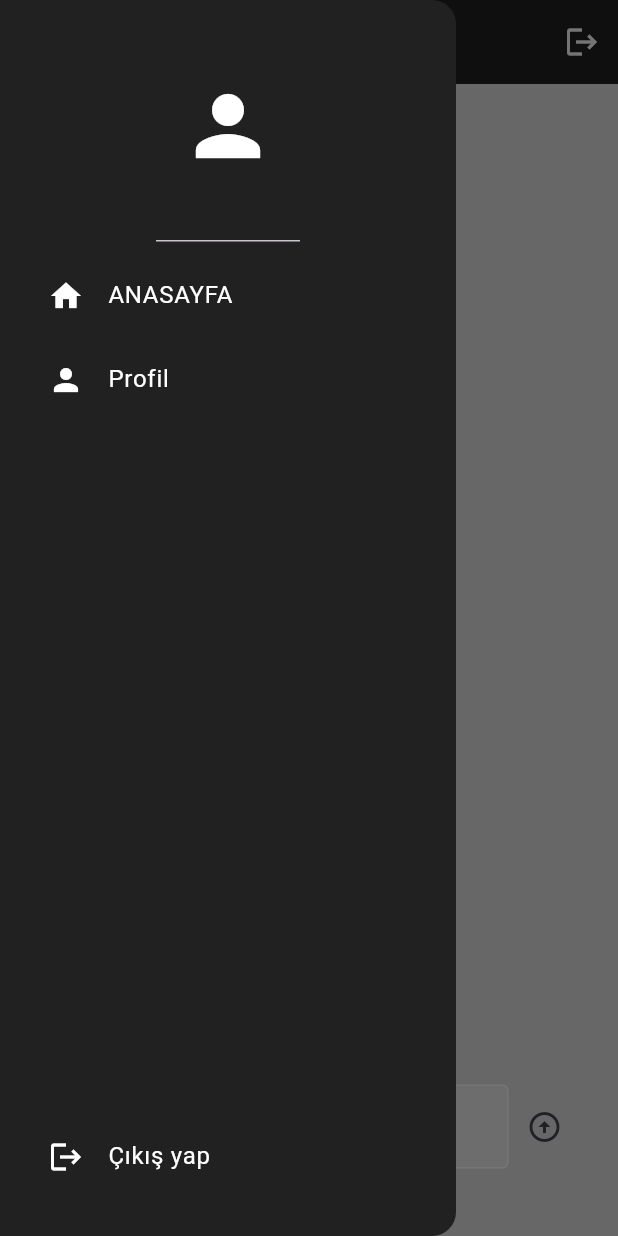
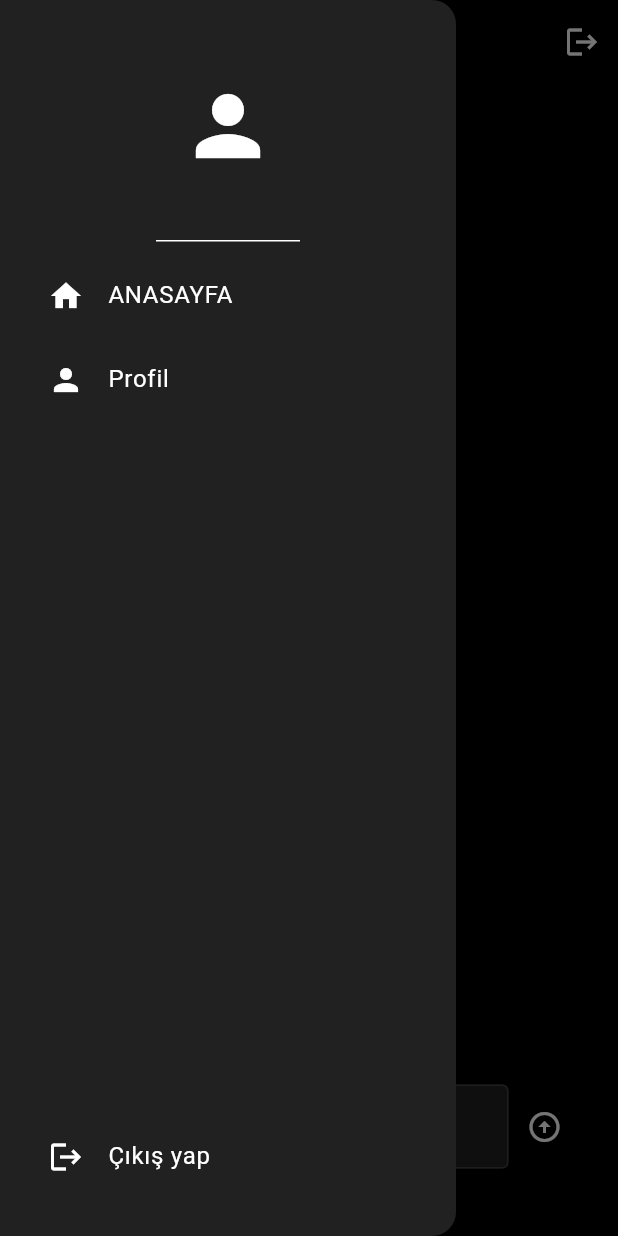
Before and after one commit to gorkembayraktar/basic_social_media_app, a Flutter app: the screen it shows once a user with an empty profile is signed in, with the side drawer open, on a phone screen of 412 x 824 dp. Run offline on Flutter 3.47's test engine with Material 3 defaults, Android fonts, the light colour scheme and no system bars; our stand-ins replace animate_do, cloud_firestore, firebase_auth, firebase_core; accounts and stored records are empty; network calls fail.

Commit message:
koyu tema, açık tema eklendi

```diff
--- a/lib/componets/comments.dart
+++ b/lib/componets/comments.dart
@@ -15,7 +15,7 @@ class _CommentState extends State<Comment> {
   Widget build(BuildContext context) {
     return Container(
       decoration: BoxDecoration(
-        color: Colors.grey[300],
+        color:Theme.of(context).colorScheme.secondary,
         borderRadius: BorderRadius.circular(4)
       ),
       margin: EdgeInsets.only(bottom: 5),
--- a/lib/componets/text_box.dart
+++ b/lib/componets/text_box.dart
@@ -10,7 +10,7 @@ class MyTextBox extends StatelessWidget {
   Widget build(BuildContext context) {
     return Container(
       decoration: BoxDecoration(
-        color: Colors.grey[200],
+        color: Theme.of(context).colorScheme.primary,
         borderRadius: BorderRadius.circular(8)
       ),
       padding: EdgeInsets.only(
--- a/lib/componets/text_field.dart
+++ b/lib/componets/text_field.dart
@@ -16,13 +16,13 @@ class MyTextField extends StatelessWidget {
       controller: controller,
       obscureText: obscureText,
       decoration: InputDecoration(
-        enabledBorder: const OutlineInputBorder(
-          borderSide: BorderSide(color: Colors.white)
+        enabledBorder:  OutlineInputBorder(
+          borderSide: BorderSide(color: Theme.of(context).colorScheme.secondary)
         ),
-        focusedBorder: const OutlineInputBorder(
-            borderSide: BorderSide(color: Colors.white)
+        focusedBorder: OutlineInputBorder(
+            borderSide: BorderSide(color: Theme.of(context).colorScheme.secondary)
         ),
-        fillColor: Colors.grey.shade200,
+        fillColor: Theme.of(context).colorScheme.primary,
         filled: true,
         hintText: hintText,
         hintStyle: TextStyle(color: Colors.grey[500])
--- a/lib/componets/wall_post.dart
+++ b/lib/componets/wall_post.dart
@@ -30,6 +30,7 @@ class _WallPostState extends State<WallPost> {
   final currentUser = FirebaseAuth.instance.currentUser!;
   bool isLiked = false;
   final commentTextController = TextEditingController();
+  int commentCount = 0;
 
   @override
   void initState() {
@@ -100,7 +101,9 @@ class _WallPostState extends State<WallPost> {
   Widget build(BuildContext context) {
     return Container(
       decoration: BoxDecoration(
-          color: Colors.grey[200], borderRadius: BorderRadius.circular(8)),
+          color: Theme.of(context).colorScheme.primary,
+          borderRadius: BorderRadius.circular(8)
+      ),
       margin: EdgeInsets.only(top: 25, left: 25, right: 25),
       padding: EdgeInsets.all(25),
       child: Column(
@@ -154,7 +157,7 @@ class _WallPostState extends State<WallPost> {
                   SizedBox(
                     height: 5,
                   ),
-                  Text("0")
+                  Text(commentCount.toString())
                 ],
               ),
 
@@ -169,6 +172,10 @@ class _WallPostState extends State<WallPost> {
                     child: CircularProgressIndicator(),
                   );
                 }
+
+                commentCount = snapshot.data!.docs.length;
+
+
                 return ListView(
                   shrinkWrap: true,
                   physics: const NeverScrollableScrollPhysics(),
--- a/lib/main.dart
+++ b/lib/main.dart
@@ -1,8 +1,7 @@
-import 'package:firebase_core/firebase_core.dart';
 import 'package:flutter/material.dart';
 import 'package:minimal_social_media_app/auth/auth.dart';
-import 'package:minimal_social_media_app/auth/login_or_register.dart';
-import 'package:minimal_social_media_app/firebase_options.dart';
+import 'package:minimal_social_media_app/theme/dark_theme.dart';
+import 'package:minimal_social_media_app/theme/light_theme.dart';
 
 
 void main()  async {
@@ -13,13 +12,14 @@ void main()  async {
 class MyApp extends StatelessWidget {
   const MyApp({super.key});
 
-  // This widget is the root of your application.
   @override
   Widget build(BuildContext context) {
-    return const MaterialApp(
+    return MaterialApp(
       debugShowCheckedModeBanner: false,
-      title: 'ZAK',
-      home: AuthPage(),
+      theme: lightTheme,
+      themeMode: ThemeMode.dark,
+      darkTheme: darkTheme,
+      home: const AuthPage(),
     );
   }
 }
--- a/lib/screens/HomePage.dart
+++ b/lib/screens/HomePage.dart
@@ -48,16 +48,15 @@ class _HomePageState extends State<HomePage> {
   @override
   Widget build(BuildContext context) {
     return Scaffold(
-      backgroundColor: Colors.grey[300],
+      backgroundColor: Theme.of(context).colorScheme.background,
       drawer: MyDrawer(
         onProfileTap: gotoProfilePage,
         onSignoutTap: logout,
       ),
       appBar: AppBar(
         centerTitle: true,
-        foregroundColor: Colors.white,
-        title: Text('ZAK'),
-        backgroundColor: Colors.grey[900],
+
+        title: Text(STRINGS.APP_NAME),
         actions: [
           IconButton(
             onPressed: signOut,
@@ -113,7 +112,7 @@ class _HomePageState extends State<HomePage> {
               ),
             ),
 
-            Text("giriş yapan : ${currentUser!.email!}")
+            Text("giriş yapan : ${currentUser!.email!}", style: TextStyle(color: Colors.grey),)
           ],
         ),
       ),
--- a/lib/screens/ProfilePage.dart
+++ b/lib/screens/ProfilePage.dart
@@ -63,8 +63,6 @@ class _ProfilePageState extends State<ProfilePage> {
   Widget build(BuildContext context) {
     return Scaffold(
       appBar: AppBar(
-        backgroundColor: Colors.grey[900],
-        foregroundColor: Colors.white,
         title: Text('Profil Sayfası'),
       ),
       body: StreamBuilder<DocumentSnapshot>(
--- a/lib/string_constants.dart
+++ b/lib/string_constants.dart
@@ -1,4 +1,7 @@
 class STRINGS{
+  static final APP_NAME = 'ZAK';
+
+
   static final CollectionUsers = 'Users';
   static final CollectionPostsName = 'User Posts';
   static final CollectionPostComments = 'Comments';
--- /dev/null
+++ b/lib/theme/dark_theme.dart
@@ -0,0 +1,16 @@
+
+
+import 'package:flutter/material.dart';
+
+ThemeData darkTheme = ThemeData(
+  brightness: Brightness.dark,
+  appBarTheme: AppBarTheme(
+    backgroundColor: Colors.black,
+    foregroundColor: Colors.white,
+  ),
+  colorScheme: ColorScheme.dark(
+    background: Colors.black,
+    primary: Colors.grey[900]!,
+    secondary: Colors.grey[800]!
+  )
+);
--- /dev/null
+++ b/lib/theme/light_theme.dart
@@ -0,0 +1,17 @@
+
+import 'package:flutter/material.dart';
+
+ThemeData lightTheme = ThemeData(
+    brightness: Brightness.light,
+    appBarTheme: AppBarTheme(
+        backgroundColor: Colors.transparent,
+        elevation: 0,
+        iconTheme: IconThemeData(color: Colors.black),
+        titleTextStyle: TextStyle(color: Colors.black, fontSize: 20)
+    ),
+    colorScheme: ColorScheme.light(
+        background: Colors.grey[300]!,
+        primary: Colors.grey[200]!,
+        secondary:Colors.grey[300]!
+    )
+);
```
